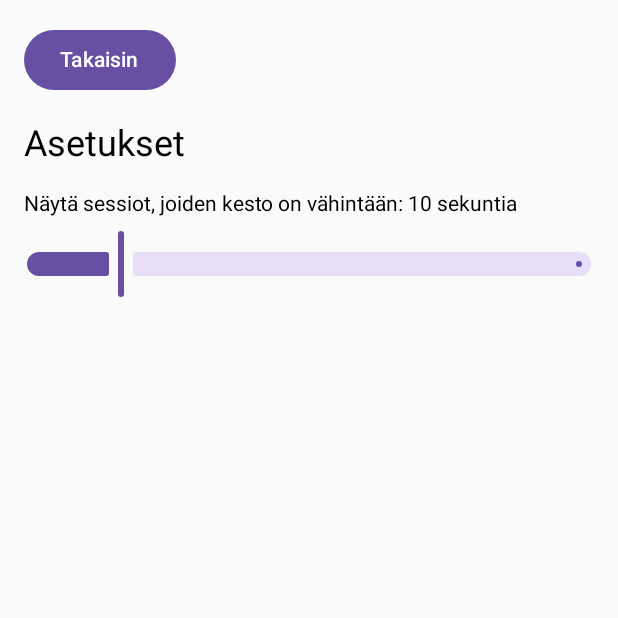
After one commit to ImportantSeal/PC-ActivityTracker, an Android app built with Jetpack Compose: the SettingsScreen screen opened through its navigation route, on a phone screen of 412 x 824 dp, the top half of it. The commit adds this screen. Run offline under Robolectric (Android 15) with nearby library versions, the phone set to English and light mode, and no system bars.

Commit message:
settings page added

```diff
--- /dev/null
+++ b/PCActivityTracker/app/src/main/java/com/example/pc_activitytracker/AppNavigation.kt
@@ -0,0 +1,27 @@
+package com.example.pc_activitytracker.ui
+
+import androidx.compose.runtime.Composable
+import androidx.navigation.compose.NavHost
+import androidx.navigation.compose.composable
+import androidx.navigation.compose.rememberNavController
+import androidx.compose.runtime.mutableStateOf
+import androidx.compose.runtime.remember
+
+@Composable
+fun AppNavigation() {
+    val navController = rememberNavController()
+    val minSessionDuration = remember { mutableStateOf(10f) }
+
+    NavHost(navController = navController, startDestination = "main") {
+        composable("main") {
+            MainScreen(navController = navController)
+        }
+        composable("settings") {
+            SettingsScreen(
+                minSessionDuration = minSessionDuration.value,
+                onMinSessionDurationChange = { minSessionDuration.value = it },
+                onBack = { navController.navigateUp() }
+            )
+        }
+    }
+}
--- a/PCActivityTracker/app/src/main/java/com/example/pc_activitytracker/MainActivity.kt
+++ b/PCActivityTracker/app/src/main/java/com/example/pc_activitytracker/MainActivity.kt
@@ -3,13 +3,13 @@ package com.example.pc_activitytracker
 import android.os.Bundle
 import androidx.activity.ComponentActivity
 import androidx.activity.compose.setContent
-import com.example.pc_activitytracker.ui.MainScreen
+import com.example.pc_activitytracker.ui.AppNavigation
 
 class MainActivity : ComponentActivity() {
     override fun onCreate(savedInstanceState: Bundle?) {
         super.onCreate(savedInstanceState)
         setContent {
-            MainScreen()
+            AppNavigation()
         }
     }
 }
--- /dev/null
+++ b/PCActivityTracker/app/src/main/java/com/example/pc_activitytracker/SettingsScreen.kt
@@ -0,0 +1,42 @@
+package com.example.pc_activitytracker.ui
+
+import androidx.compose.foundation.layout.*
+import androidx.compose.material3.Button
+import androidx.compose.material3.Slider
+import androidx.compose.material3.Text
+import androidx.compose.runtime.Composable
+import androidx.compose.runtime.mutableStateOf
+import androidx.compose.runtime.remember
+import androidx.compose.ui.Modifier
+import androidx.compose.ui.unit.dp
+
+@Composable
+fun SettingsScreen(
+    minSessionDuration: Float,
+    onMinSessionDurationChange: (Float) -> Unit,
+    onBack: () -> Unit
+) {
+    Column(
+        modifier = Modifier
+            .fillMaxSize()
+            .padding(16.dp)
+    ) {
+        Button(onClick = onBack) {
+            Text("Takaisin")
+        }
+        Spacer(modifier = Modifier.height(16.dp))
+        Text(
+            text = "Asetukset",
+            style = androidx.compose.material3.MaterialTheme.typography.headlineSmall
+        )
+        Spacer(modifier = Modifier.height(16.dp))
+        Text(text = "Näytä sessiot, joiden kesto on vähintään: ${minSessionDuration.toInt()} sekuntia")
+        Spacer(modifier = Modifier.height(8.dp))
+        Slider(
+            value = minSessionDuration,
+            onValueChange = onMinSessionDurationChange,
+            valueRange = 0f..60f,
+            modifier = Modifier.fillMaxWidth()
+        )
+    }
+}
--- a/PCActivityTracker/app/src/main/java/com/example/pc_activitytracker/Ui.kt
+++ b/PCActivityTracker/app/src/main/java/com/example/pc_activitytracker/Ui.kt
@@ -7,6 +7,7 @@ import androidx.compose.foundation.lazy.items
 import androidx.compose.material3.*
 import androidx.compose.material.icons.Icons
 import androidx.compose.material.icons.filled.Refresh
+import androidx.compose.material.icons.filled.Settings
 import androidx.compose.runtime.Composable
 import androidx.compose.runtime.LaunchedEffect
 import androidx.compose.runtime.mutableStateOf
@@ -16,6 +17,7 @@ import androidx.compose.ui.Alignment
 import androidx.compose.ui.Modifier
 import androidx.compose.ui.graphics.asImageBitmap
 import androidx.compose.ui.unit.dp
+import androidx.navigation.NavController
 import com.example.pc_activitytracker.models.ActiveSession
 import com.example.pc_activitytracker.models.Session
 import com.example.pc_activitytracker.network.fetchPcStatus
@@ -26,7 +28,7 @@ import kotlinx.coroutines.delay
 import kotlinx.coroutines.launch
 
 @Composable
-fun MainScreen() {
+fun MainScreen(navController: NavController) {
     var pcIp = remember { mutableStateOf("Searching for PC...") }
     var activeSession = remember { mutableStateOf(ActiveSession("Waiting...", "", "")) }
     var sessionList = remember { mutableStateOf<List<Session>>(emptyList()) }
@@ -69,10 +71,14 @@ fun MainScreen() {
 
     // UI
     Column(modifier = Modifier.fillMaxSize().padding(16.dp)) {
-        // Yläosa: Online status ja IP
+        // Yläosa: Online status, IP ja asetukset-nappi
+        Row(
+            modifier = Modifier.fillMaxWidth(),
+            verticalAlignment = Alignment.CenterVertically,
+            horizontalArrangement = Arrangement.SpaceBetween
+        ) {
             Column(
-            modifier = Modifier.fillMaxWidth(),
-            horizontalAlignment = Alignment.CenterHorizontally
+                horizontalAlignment = Alignment.Start
             ) {
                 Text(
                     text = activeSession.value.onlineStatus,
@@ -83,6 +89,15 @@ fun MainScreen() {
                     text = "Detected PC IP: ${pcIp.value}",
                     style = MaterialTheme.typography.bodySmall
                 )
+            }
+            IconButton(
+                onClick = { navController.navigate("settings") }
+            ) {
+                Icon(
+                    imageVector = Icons.Filled.Settings,
+                    contentDescription = "Asetukset"
+                )
+            }
         }
         Spacer(modifier = Modifier.height(16.dp))
 
```
Lines whose indentation alone changed are shown as unchanged.
